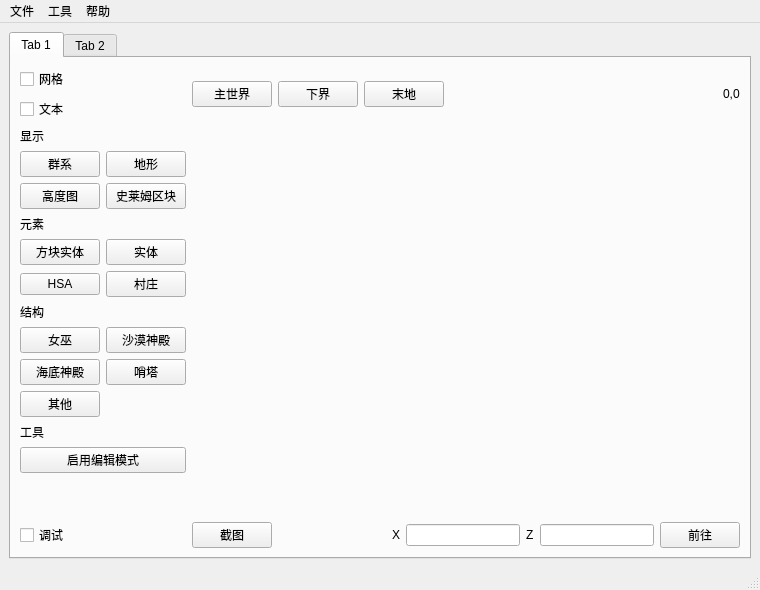
Old version of the form mainwindow.ui in the repository bedrock-dev/BedrockMap.
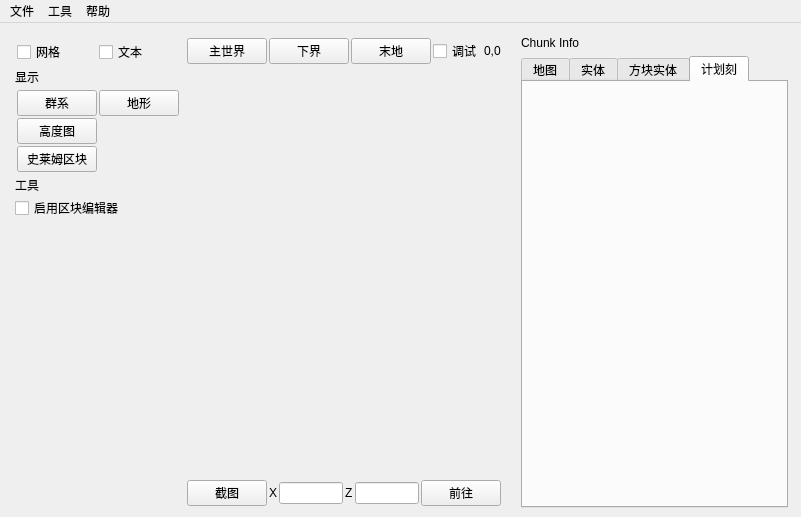
New version of the form.

```diff
--- a/mainwindow.ui
+++ b/mainwindow.ui
@@ -6,81 +6,117 @@
    <rect>
     <x>0</x>
     <y>0</y>
-    <width>760</width>
-    <height>590</height>
+    <width>801</width>
+    <height>517</height>
    </rect>
   </property>
   <property name="windowTitle">
    <string>MainWindow</string>
   </property>
-  <widget class="QWidget" name="centralwidget">
-   <layout class="QGridLayout" name="gridLayout">
-    <item row="0" column="0">
-     <widget class="QTabWidget" name="main_tab">
-      <property name="currentIndex">
+  <property name="autoFillBackground">
+   <bool>false</bool>
+  </property>
+  <widget class="QWidget" name="central_widget">
+   <layout class="QHBoxLayout" name="horizontalLayout" stretch="3,2">
+    <property name="spacing">
        <number>0</number>
       </property>
-      <widget class="QWidget" name="tab">
-       <attribute name="title">
-        <string>Tab 1</string>
-       </attribute>
-       <layout class="QGridLayout" name="map_tab_grid" rowstretch="1,10,2" columnstretch="1,10">
-        <item row="0" column="1">
-         <layout class="QHBoxLayout" name="horizontalLayout">
-          <item>
-           <widget class="QPushButton" name="overwrold_btn">
-            <property name="text">
-             <string>主世界</string>
-            </property>
-           </widget>
-          </item>
-          <item>
-           <widget class="QPushButton" name="nether_btn">
-            <property name="text">
-             <string>下界</string>
-            </property>
-           </widget>
-          </item>
-          <item>
-           <widget class="QPushButton" name="theend_btn">
-            <property name="text">
-             <string>末地</string>
-            </property>
-           </widget>
-          </item>
-          <item>
-           <spacer name="horizontalSpacer">
-            <property name="orientation">
-             <enum>Qt::Horizontal</enum>
-            </property>
-            <property name="sizeHint" stdset="0">
-             <size>
-              <width>40</width>
-              <height>20</height>
-             </size>
-            </property>
-           </spacer>
-          </item>
+    <property name="sizeConstraint">
+     <enum>QLayout::SetMaximumSize</enum>
+    </property>
+    <property name="leftMargin">
+     <number>4</number>
+    </property>
+    <property name="topMargin">
+     <number>4</number>
+    </property>
+    <property name="rightMargin">
+     <number>4</number>
+    </property>
+    <property name="bottomMargin">
+     <number>0</number>
+    </property>
           <item>
-           <widget class="QLabel" name="block_pos_label">
-            <property name="text">
-             <string>0,0</string>
-            </property>
-           </widget>
-          </item>
-         </layout>
-        </item>
-        <item row="1" column="0">
+     <widget class="QWidget" name="map_widget" native="true">
+      <layout class="QHBoxLayout" name="map_layout" stretch="0,8">
+       <property name="spacing">
+        <number>2</number>
+       </property>
+       <item>
+        <widget class="QWidget" name="map_toolbar_wdiget" native="true">
          <layout class="QVBoxLayout" name="verticalLayout">
+          <property name="spacing">
+           <number>2</number>
+          </property>
+          <property name="leftMargin">
+           <number>2</number>
+          </property>
+          <property name="topMargin">
+           <number>2</number>
+          </property>
+          <property name="rightMargin">
+           <number>2</number>
+          </property>
+          <property name="bottomMargin">
+           <number>2</number>
+          </property>
           <item>
-           <widget class="QLabel" name="label_4">
+           <layout class="QHBoxLayout" name="horizontalLayout_2" stretch="0,0">
+            <property name="spacing">
+             <number>2</number>
+            </property>
+            <property name="leftMargin">
+             <number>2</number>
+            </property>
+            <property name="topMargin">
+             <number>2</number>
+            </property>
+            <property name="rightMargin">
+             <number>2</number>
+            </property>
+            <property name="bottomMargin">
+             <number>2</number>
+            </property>
+            <item>
+             <widget class="QCheckBox" name="grid_checkbox">
+              <property name="text">
+               <string>网格</string>
+              </property>
+             </widget>
+            </item>
+            <item>
+             <widget class="QCheckBox" name="text_checkbox">
+              <property name="text">
+               <string>文本</string>
+              </property>
+             </widget>
+            </item>
+           </layout>
+          </item>
+          <item>
+           <widget class="QLabel" name="label_3">
             <property name="text">
              <string>显示</string>
             </property>
            </widget>
           </item>
           <item>
-           <layout class="QGridLayout" name="layer_btn_grid" rowstretch="1,0" columnstretch="0,0">
+           <layout class="QGridLayout" name="layer_btn_grid" rowstretch="1,0,0" columnstretch="1,0">
+            <property name="leftMargin">
+             <number>2</number>
+            </property>
+            <property name="topMargin">
+             <number>2</number>
+            </property>
+            <property name="rightMargin">
+             <number>2</number>
+            </property>
+            <property name="bottomMargin">
+             <number>2</number>
+            </property>
+            <property name="spacing">
+             <number>2</number>
+            </property>
             <item row="0" column="0">
              <widget class="QPushButton" name="biome_layer_btn">
               <property name="text">
@@ -88,13 +124,6 @@
               </property>
              </widget>
             </item>
-            <item row="0" column="1">
-             <widget class="QPushButton" name="terrain_layer_btn">
-              <property name="text">
-               <string>地形</string>
-              </property>
-             </widget>
-            </item>
             <item row="1" column="0">
              <widget class="QPushButton" name="height_layer_btn">
               <property name="text">
@@ -102,7 +131,14 @@
               </property>
              </widget>
             </item>
-            <item row="1" column="1">
+            <item row="0" column="1">
+             <widget class="QPushButton" name="terrain_layer_btn">
+              <property name="text">
+               <string>地形</string>
+              </property>
+             </widget>
+            </item>
+            <item row="2" column="0">
              <widget class="QPushButton" name="slime_layer_btn">
               <property name="text">
                <string>史莱姆区块</string>
@@ -112,101 +148,16 @@
            </layout>
           </item>
           <item>
-           <widget class="QLabel" name="label_2">
-            <property name="text">
-             <string>元素</string>
-            </property>
-           </widget>
-          </item>
-          <item>
-           <layout class="QGridLayout" name="element_btn_grid" rowstretch="1,0">
-            <item row="0" column="0">
-             <widget class="QPushButton" name="pushButton_9">
-              <property name="text">
-               <string>方块实体</string>
-              </property>
-             </widget>
-            </item>
-            <item row="1" column="1">
-             <widget class="QPushButton" name="pushButton_10">
-              <property name="text">
-               <string>村庄</string>
-              </property>
-             </widget>
-            </item>
-            <item row="1" column="0">
-             <widget class="QPushButton" name="pushButton_8">
-              <property name="text">
-               <string>HSA</string>
-              </property>
-             </widget>
-            </item>
-            <item row="0" column="1">
-             <widget class="QPushButton" name="pushButton">
-              <property name="text">
-               <string>实体</string>
-              </property>
-             </widget>
-            </item>
-           </layout>
-          </item>
-          <item>
-           <widget class="QLabel" name="label_5">
-            <property name="text">
-             <string>结构</string>
-            </property>
-           </widget>
-          </item>
-          <item>
-           <layout class="QGridLayout" name="structure_btn_grid" rowstretch="1,0,0">
-            <item row="0" column="1">
-             <widget class="QPushButton" name="pushButton_2">
-              <property name="text">
-               <string>沙漠神殿</string>
-              </property>
-             </widget>
-            </item>
-            <item row="0" column="0">
-             <widget class="QPushButton" name="pushButton_11">
-              <property name="text">
-               <string>女巫</string>
-              </property>
-             </widget>
-            </item>
-            <item row="1" column="0">
-             <widget class="QPushButton" name="pushButton_3">
-              <property name="text">
-               <string>海底神殿</string>
-              </property>
-             </widget>
-            </item>
-            <item row="1" column="1">
-             <widget class="QPushButton" name="pushButton_12">
-              <property name="text">
-               <string>哨塔</string>
-              </property>
-             </widget>
-            </item>
-            <item row="2" column="0">
-             <widget class="QPushButton" name="pushButton_13">
-              <property name="text">
-               <string>其他</string>
-              </property>
-             </widget>
-            </item>
-           </layout>
-          </item>
-          <item>
-           <widget class="QLabel" name="label_3">
+           <widget class="QLabel" name="label_4">
             <property name="text">
              <string>工具</string>
             </property>
            </widget>
           </item>
           <item>
-           <widget class="QPushButton" name="pushButton_14">
+           <widget class="QCheckBox" name="enable_chunk_edit_check_box">
             <property name="text">
-             <string>启用编辑模式</string>
+             <string>启用区块编辑器</string>
             </property>
            </widget>
           </item>
@@ -224,11 +175,115 @@
            </spacer>
           </item>
          </layout>
-        </item>
-        <item row="2" column="1">
-         <layout class="QHBoxLayout" name="horizontalLayout_2">
+        </widget>
+       </item>
           <item>
-           <widget class="QPushButton" name="pushButton_15">
+        <layout class="QVBoxLayout" name="map_visual_layout">
+         <property name="spacing">
+          <number>1</number>
+         </property>
+         <item>
+          <widget class="QWidget" name="map_top_toolbar_widget" native="true">
+           <layout class="QHBoxLayout" name="hor_toolbar_layout">
+            <property name="spacing">
+             <number>2</number>
+            </property>
+            <property name="leftMargin">
+             <number>2</number>
+            </property>
+            <property name="topMargin">
+             <number>2</number>
+            </property>
+            <property name="rightMargin">
+             <number>2</number>
+            </property>
+            <property name="bottomMargin">
+             <number>2</number>
+            </property>
+            <item>
+             <widget class="QPushButton" name="overwrold_btn">
+              <property name="text">
+               <string>主世界</string>
+              </property>
+             </widget>
+            </item>
+            <item>
+             <widget class="QPushButton" name="nether_btn">
+              <property name="text">
+               <string>下界</string>
+              </property>
+             </widget>
+            </item>
+            <item>
+             <widget class="QPushButton" name="theend_btn">
+              <property name="text">
+               <string>末地</string>
+              </property>
+             </widget>
+            </item>
+            <item>
+             <widget class="QCheckBox" name="debug_checkbox">
+              <property name="text">
+               <string>调试</string>
+              </property>
+             </widget>
+            </item>
+            <item>
+             <spacer name="horizontalSpacer">
+              <property name="orientation">
+               <enum>Qt::Horizontal</enum>
+              </property>
+              <property name="sizeHint" stdset="0">
+               <size>
+                <width>40</width>
+                <height>20</height>
+               </size>
+              </property>
+             </spacer>
+            </item>
+            <item>
+             <widget class="QLabel" name="block_pos_label">
+              <property name="text">
+               <string>0,0</string>
+              </property>
+             </widget>
+            </item>
+           </layout>
+          </widget>
+         </item>
+         <item>
+          <spacer name="verticalSpacer_2">
+           <property name="orientation">
+            <enum>Qt::Vertical</enum>
+           </property>
+           <property name="sizeHint" stdset="0">
+            <size>
+             <width>20</width>
+             <height>40</height>
+            </size>
+           </property>
+          </spacer>
+         </item>
+         <item>
+          <widget class="QWidget" name="map_buttom_toolbar_widget" native="true">
+           <layout class="QHBoxLayout" name="position_toolbar_layout">
+            <property name="spacing">
+             <number>2</number>
+            </property>
+            <property name="leftMargin">
+             <number>2</number>
+            </property>
+            <property name="topMargin">
+             <number>2</number>
+            </property>
+            <property name="rightMargin">
+             <number>2</number>
+            </property>
+            <property name="bottomMargin">
+             <number>2</number>
+            </property>
+            <item>
+             <widget class="QPushButton" name="screenshot_btn">
             <property name="text">
              <string>截图</string>
             </property>
@@ -275,59 +330,51 @@
            </widget>
           </item>
          </layout>
-        </item>
-        <item row="0" column="0">
-         <layout class="QVBoxLayout" name="verticalLayout_2">
-          <item>
-           <widget class="QCheckBox" name="grid_checkbox">
-            <property name="text">
-             <string>网格</string>
-            </property>
+          </widget>
+         </item>
+        </layout>
+       </item>
+      </layout>
            </widget>
           </item>
           <item>
-           <widget class="QCheckBox" name="text_checkbox">
+     <widget class="QWidget" name="chunk_edit_widget" native="true">
+      <layout class="QVBoxLayout" name="chunk_edit_layout">
+       <item>
+        <widget class="QLabel" name="label_2">
             <property name="text">
-             <string>文本</string>
+          <string>Chunk Info</string>
             </property>
            </widget>
           </item>
-         </layout>
-        </item>
-        <item row="2" column="0">
-         <layout class="QVBoxLayout" name="verticalLayout_3">
           <item>
-           <widget class="QCheckBox" name="checkBox_3">
-            <property name="text">
-             <string>调试</string>
-            </property>
-           </widget>
-          </item>
-         </layout>
-        </item>
-       </layout>
-      </widget>
-      <widget class="QWidget" name="tab_2">
+        <widget class="QTabWidget" name="chunk_edit_tab">
+         <property name="currentIndex">
+          <number>3</number>
+         </property>
+         <widget class="QWidget" name="chunk_map_tab">
+          <attribute name="title">
+           <string>地图</string>
+          </attribute>
+         </widget>
+         <widget class="QWidget" name="chunk_actor_tab">
+          <attribute name="title">
+           <string>实体</string>
+          </attribute>
+         </widget>
+         <widget class="QWidget" name="chunk_block_actor_tab">
        <attribute name="title">
-        <string>Tab 2</string>
-       </attribute>
-       <layout class="QGridLayout" name="gridLayout_3">
-        <item row="0" column="0">
-         <widget class="QTreeWidget" name="treeWidget">
-          <column>
-           <property name="text">
-            <string>1</string>
-           </property>
-          </column>
-          <column>
-           <property name="text">
-            <string>开发中</string>
-           </property>
-          </column>
+           <string>方块实体</string>
+          </attribute>
          </widget>
-        </item>
-       </layout>
-      </widget>
+         <widget class="QWidget" name="chunk_pt_tab">
+          <attribute name="title">
+           <string>计划刻</string>
+          </attribute>
+         </widget>
+        </widget>
+       </item>
+      </layout>
      </widget>
     </item>
    </layout>
@@ -337,7 +384,7 @@
     <rect>
      <x>0</x>
      <y>0</y>
-     <width>760</width>
+     <width>801</width>
      <height>21</height>
     </rect>
    </property>
@@ -367,7 +414,6 @@
    <addaction name="menu_2"/>
    <addaction name="menu_3"/>
   </widget>
-  <widget class="QStatusBar" name="statusbar"/>
   <action name="action_open">
    <property name="text">
     <string>打开</string>
```
Left out of the diff: 18 changed lines with no effect on the pictures. Lines whose indentation alone changed are shown as unchanged.
